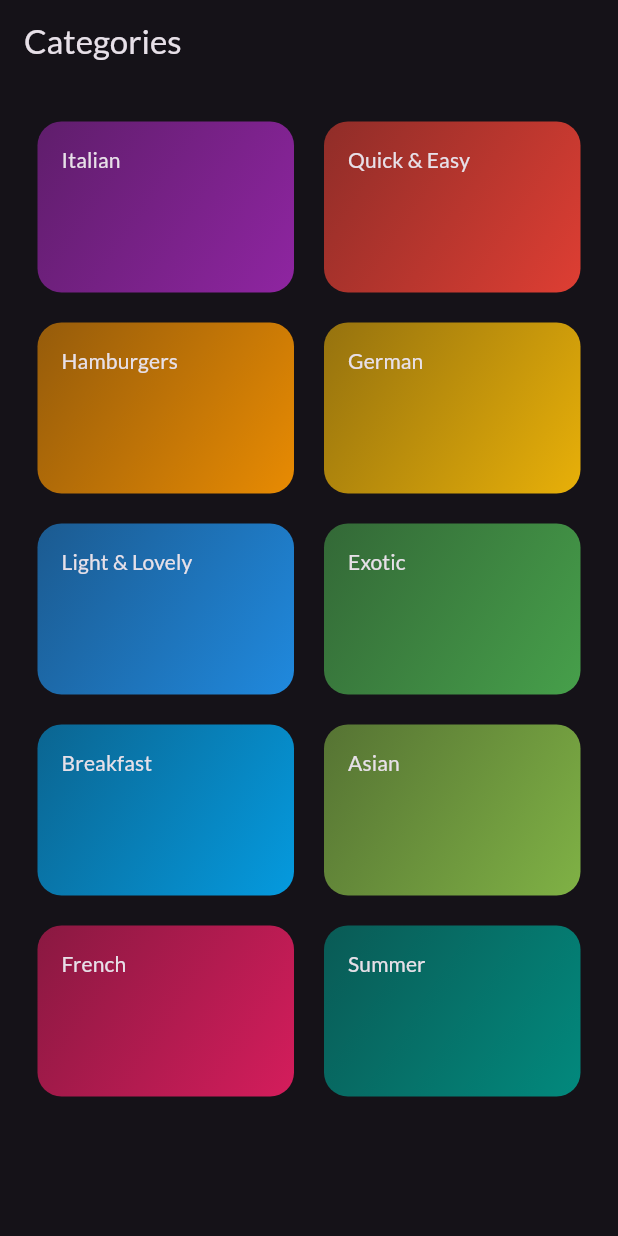
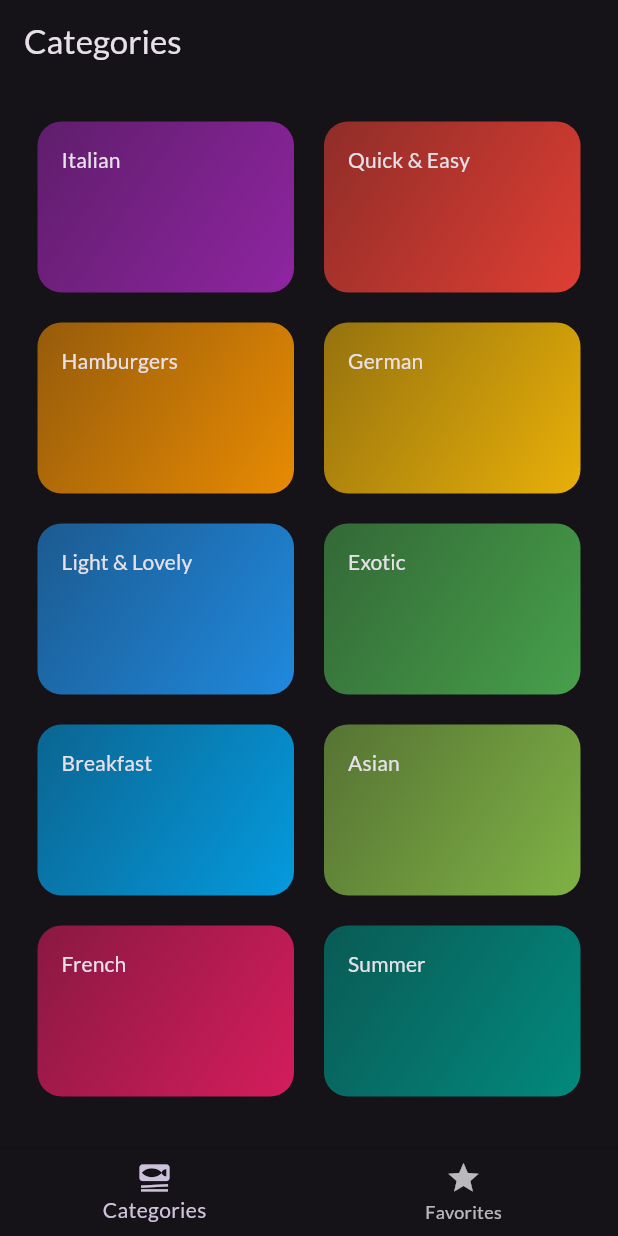
Before and after one commit to raianibnfaiz/Meal-Explore-App, a Flutter app: the screen it shows after launch, on a phone screen of 412 x 824 dp. Run offline on Flutter 3.47's test engine with Material 2 defaults, Android fonts, the phone set to English and light mode, and no system bars; our stand-ins replace google_fonts, transparent_image.

Commit message:
Added meal detail screen and added bottom navigation

```diff
--- a/lib/main.dart
+++ b/lib/main.dart
@@ -1,6 +1,7 @@
 import 'package:flutter/material.dart';
 import 'package:google_fonts/google_fonts.dart';
 import 'package:mealexplore/screens/categories.dart';
+import 'package:mealexplore/screens/tabs.dart';
 
 final theme = ThemeData(
   useMaterial3: true,
@@ -22,7 +23,7 @@ class MyApp extends StatelessWidget {
     return MaterialApp(
       title: 'Flutter Demo',
       theme: theme,
-      home: const CategoriesScreen(),
+      home: const TabsScreen(),
       debugShowCheckedModeBanner: false,
     );
   }
--- a/lib/screens/categories.dart
+++ b/lib/screens/categories.dart
@@ -20,11 +20,8 @@ class CategoriesScreen extends StatelessWidget {
   }
   @override
   Widget build(BuildContext context) {
-    return Scaffold(
-      appBar: AppBar(
-        title: const Text('Categories'),
-      ),
-      body: GridView(
+    return
+      GridView(
         padding: const EdgeInsets.all(25),
         gridDelegate: const SliverGridDelegateWithFixedCrossAxisCount(
           crossAxisCount:2,
@@ -38,7 +35,6 @@ class CategoriesScreen extends StatelessWidget {
               CategoryGridItem(category: category,onSelectCategory: () {
     _selectCategory(context,category);})
           ],
-      ),
-    );
+      );
   }
 }
--- /dev/null
+++ b/lib/screens/tabs.dart
@@ -0,0 +1,49 @@
+import 'package:flutter/cupertino.dart';
+import 'package:flutter/material.dart';
+import 'package:mealexplore/screens/categories.dart';
+import 'package:mealexplore/screens/mealsScreen.dart';
+
+class TabsScreen extends StatefulWidget {
+  const TabsScreen({super.key});
+
+  @override
+  State<TabsScreen> createState() => _TabsScreenState();
+}
+
+class _TabsScreenState extends State<TabsScreen> {
+  int _selectedPageIndex = 0;
+  void selectPage(int index) {
+    setState(() {
+      _selectedPageIndex = index;
+    });
+  }
+
+  @override
+  Widget build(BuildContext context) {
+    Widget activePage = const CategoriesScreen();
+    var activeTitle = "Categories";
+    if(_selectedPageIndex == 1){
+      activePage = const MealsScreen( meals: []);
+      activeTitle = "Your Favorites";
+    }
+    return Scaffold(
+      appBar: AppBar(
+        title:  Text(activeTitle),
+      ),
+      body: activePage,
+      bottomNavigationBar: BottomNavigationBar(
+        onTap: selectPage,
+        items: [
+          BottomNavigationBarItem(
+            icon: Icon(Icons.set_meal),
+            label: "Categories",
+          ),
+          BottomNavigationBarItem(
+            icon: Icon(Icons.star),
+            label: "Favorites",
+          ),
+        ],
+      ),
+    );
+  }
+}
```
Also changed, not shown: lib/screens/meal_details.dart (added, +48 -0 lines), lib/screens/mealsScreen.dart (+21 -5 lines), lib/widgets/meal_item.dart (+5 -3 lines).
